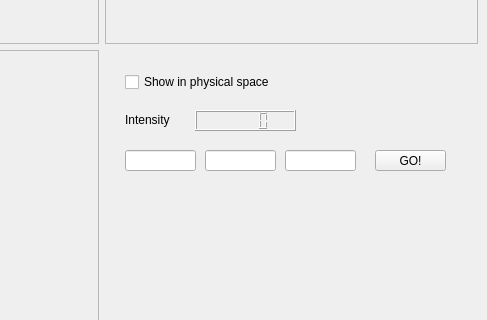
Old version of the form apps/isisViewer/forms/isisViewerMain.ui in the repository isis-group/isis; both pictures show x 284 to 771 and y 361 to 681 of the 771 by 837 pixel window.
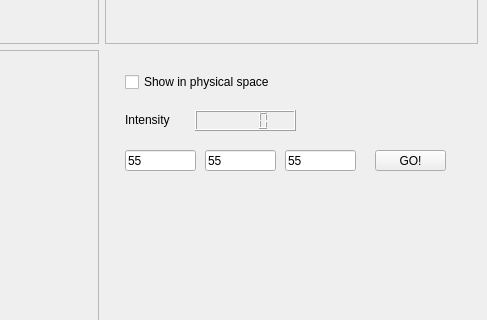
New version of the form.

The edit to the form file:
```diff
--- a/apps/isisViewer/forms/isisViewerMain.ui
+++ b/apps/isisViewer/forms/isisViewerMain.ui
@@ -95,6 +95,9 @@
          <height>21</height>
         </rect>
        </property>
+       <property name="text">
+        <string>55</string>
+       </property>
       </widget>
       <widget class="QLineEdit" name="zEdit">
        <property name="geometry">
@@ -105,6 +108,9 @@
          <height>21</height>
         </rect>
        </property>
+       <property name="text">
+        <string>55</string>
+       </property>
       </widget>
       <widget class="QLineEdit" name="yEdit">
        <property name="geometry">
@@ -115,6 +121,9 @@
          <height>21</height>
         </rect>
        </property>
+       <property name="text">
+        <string>55</string>
+       </property>
       </widget>
       <widget class="QPushButton" name="goButton">
        <property name="geometry">
```
